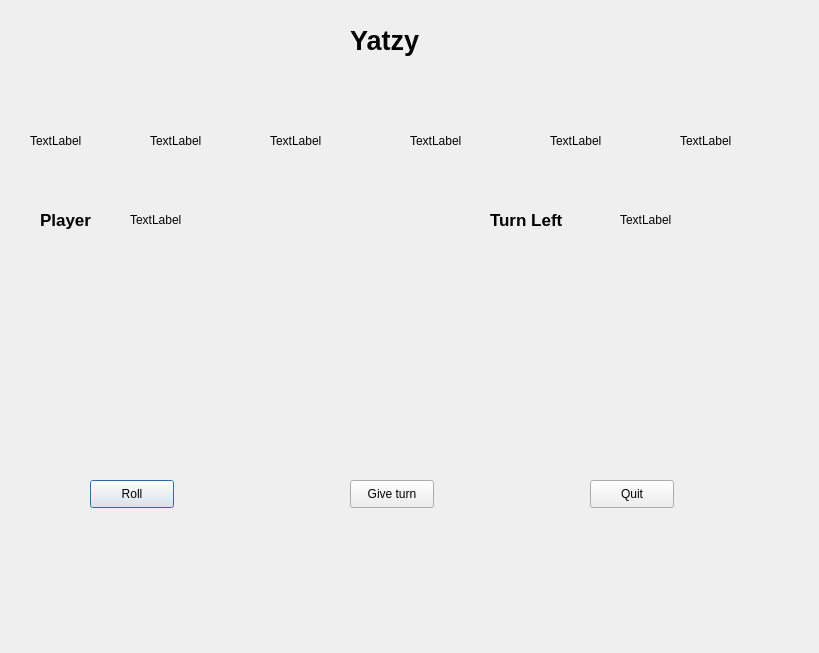
Qt form student/12/yatzy_gui/yatzy_game.ui (ahmadshirwany/programming2) before a commit.
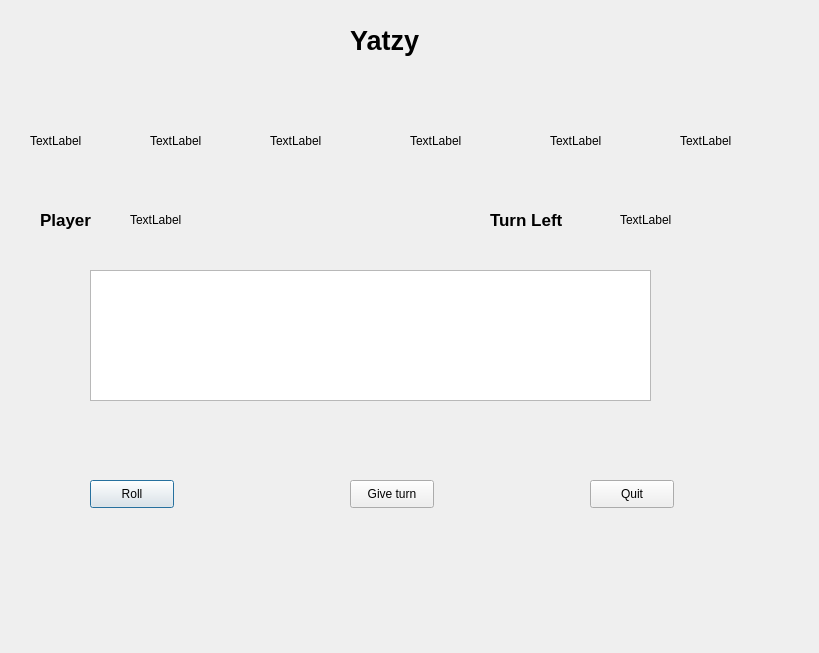
The same form after that commit.

Commit message: add fuctionality to roll button, give turn button and quit button

```diff
--- a/student/12/yatzy_gui/yatzy_game.ui
+++ b/student/12/yatzy_gui/yatzy_game.ui
@@ -216,6 +216,16 @@
     <string>Quit</string>
    </property>
   </widget>
+  <widget class="QTextEdit" name="textEdit">
+   <property name="geometry">
+    <rect>
+     <x>90</x>
+     <y>270</y>
+     <width>561</width>
+     <height>131</height>
+    </rect>
+   </property>
+  </widget>
  </widget>
  <resources/>
  <connections/>
```
Left out of the diff: 6 changed lines with no effect on the pictures. The commit also changes 5 other files.
